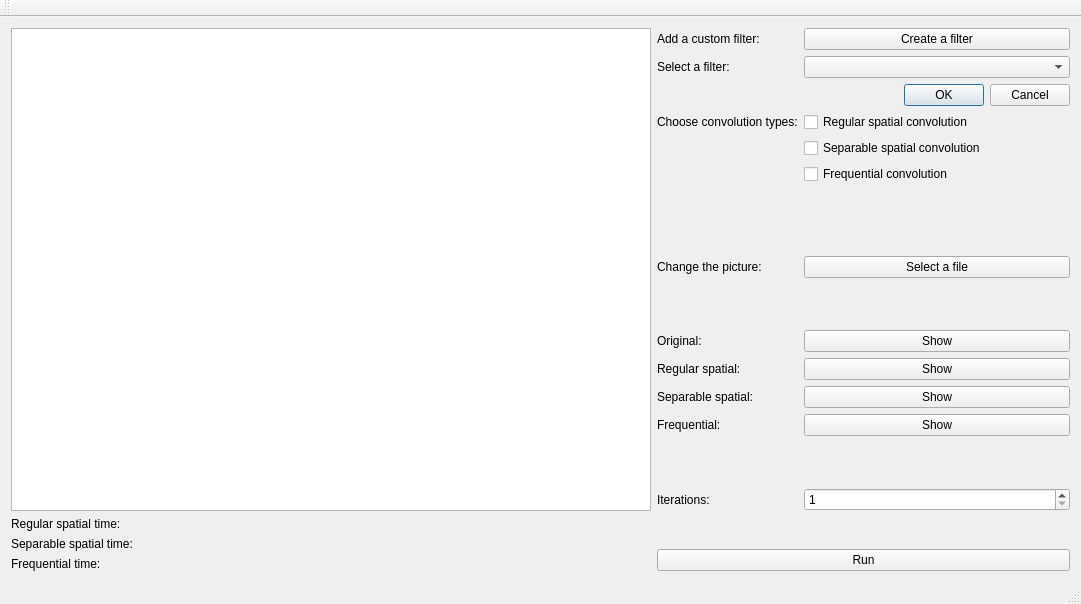
Above: GUI/mainwindow.ui from kohutjan/2DFFT before the change. Below: the same form after it.
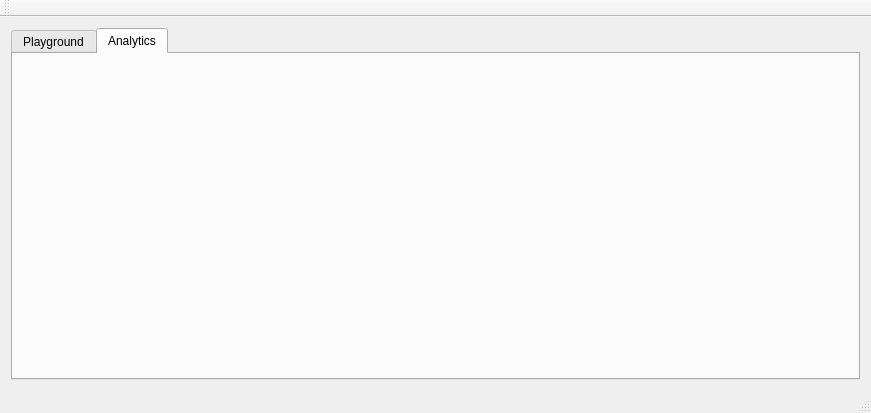
That is the form after the change.

Commit message: tabbed window

```diff
--- a/GUI/mainwindow.ui
+++ b/GUI/mainwindow.ui
@@ -6,8 +6,8 @@
    <rect>
     <x>0</x>
     <y>0</y>
-    <width>1081</width>
-    <height>604</height>
+    <width>871</width>
+    <height>413</height>
    </rect>
   </property>
   <property name="windowTitle">
@@ -15,299 +15,23 @@
   </property>
   <widget class="QWidget" name="centralWidget">
    <layout class="QGridLayout" name="gridLayout">
-    <item row="1" column="1">
-     <layout class="QVBoxLayout" name="run_layout">
-      <item>
-       <widget class="QLabel" name="run_err_label">
-        <property name="text">
-         <string/>
-        </property>
-       </widget>
-      </item>
-      <item>
-       <widget class="QPushButton" name="run_button">
-        <property name="text">
-         <string>Run</string>
-        </property>
-       </widget>
-      </item>
-     </layout>
-    </item>
-    <item row="1" column="0">
-     <layout class="QGridLayout" name="result_layout">
-      <item row="2" column="0">
-       <widget class="QLabel" name="freq_time_label">
-        <property name="text">
-         <string>Frequential time:</string>
-        </property>
-       </widget>
-      </item>
-      <item row="0" column="0">
-       <widget class="QLabel" name="regular_time_label">
-        <property name="text">
-         <string>Regular spatial time:</string>
-        </property>
-       </widget>
-      </item>
-      <item row="1" column="0">
-       <widget class="QLabel" name="separ_time_label">
-        <property name="text">
-         <string>Separable spatial time:</string>
-        </property>
-       </widget>
-      </item>
-      <item row="0" column="1">
-       <widget class="QLabel" name="regular_time_result_label">
-        <property name="minimumSize">
-         <size>
-          <width>500</width>
-          <height>0</height>
-         </size>
-        </property>
-        <property name="text">
-         <string/>
-        </property>
-       </widget>
-      </item>
-      <item row="1" column="1">
-       <widget class="QLabel" name="separ_time_result_label">
-        <property name="minimumSize">
-         <size>
-          <width>500</width>
-          <height>0</height>
-         </size>
-        </property>
-        <property name="text">
-         <string/>
-        </property>
-       </widget>
-      </item>
-      <item row="2" column="1">
-       <widget class="QLabel" name="freq_time_result_label">
-        <property name="minimumSize">
-         <size>
-          <width>500</width>
-          <height>0</height>
-         </size>
-        </property>
-        <property name="text">
-         <string/>
-        </property>
-       </widget>
-      </item>
-     </layout>
-    </item>
     <item row="0" column="0">
-     <widget class="QGraphicsView" name="picture_gview">
-      <property name="minimumSize">
-       <size>
-        <width>640</width>
-        <height>480</height>
-       </size>
+     <widget class="QTabWidget" name="tabWidget">
+      <property name="currentIndex">
+       <number>1</number>
       </property>
+      <widget class="QWidget" name="playground_tab">
+       <attribute name="title">
+        <string>Playground</string>
+       </attribute>
+      </widget>
+      <widget class="QWidget" name="analytics_tab">
+       <attribute name="title">
+        <string>Analytics</string>
+       </attribute>
+      </widget>
      </widget>
     </item>
-    <item row="0" column="1">
-     <layout class="QFormLayout" name="menu_layout">
-      <item row="1" column="0">
-       <widget class="QLabel" name="create_filter_label">
-        <property name="text">
-         <string>Add a custom filter:</string>
-        </property>
-       </widget>
-      </item>
-      <item row="1" column="1">
-       <widget class="QPushButton" name="create_filter_button">
-        <property name="text">
-         <string>Create a filter</string>
-        </property>
-       </widget>
-      </item>
-      <item row="2" column="0">
-       <widget class="QLabel" name="select_filter_label">
-        <property name="text">
-         <string>Select a filter:</string>
-        </property>
-       </widget>
-      </item>
-      <item row="2" column="1">
-       <widget class="QComboBox" name="select_filter_combobox"/>
-      </item>
-      <item row="4" column="0">
-       <widget class="QLabel" name="convo_types_label">
-        <property name="text">
-         <string>Choose convolution types:</string>
-        </property>
-       </widget>
-      </item>
-      <item row="4" column="1">
-       <widget class="QCheckBox" name="convo_type_regular_check">
-        <property name="text">
-         <string>Regular spatial convolution</string>
-        </property>
-       </widget>
-      </item>
-      <item row="5" column="1">
-       <widget class="QCheckBox" name="convo_type_separ_check">
-        <property name="text">
-         <string>Separable spatial convolution</string>
-        </property>
-       </widget>
-      </item>
-      <item row="6" column="1">
-       <widget class="QCheckBox" name="convo_type_freq_check">
-        <property name="text">
-         <string>Frequential convolution</string>
-        </property>
-       </widget>
-      </item>
-      <item row="7" column="0" colspan="2">
-       <spacer name="verticalSpacer">
-        <property name="orientation">
-         <enum>Qt::Vertical</enum>
-        </property>
-        <property name="sizeHint" stdset="0">
-         <size>
-          <width>20</width>
-          <height>60</height>
-         </size>
-        </property>
-       </spacer>
-      </item>
-      <item row="8" column="0">
-       <widget class="QLabel" name="change_pic_label">
-        <property name="text">
-         <string>Change the picture:</string>
-        </property>
-       </widget>
-      </item>
-      <item row="8" column="1">
-       <widget class="QPushButton" name="change_pic_button">
-        <property name="text">
-         <string>Select a file</string>
-        </property>
-       </widget>
-      </item>
-      <item row="9" column="0" colspan="2">
-       <spacer name="verticalSpacer_3">
-        <property name="orientation">
-         <enum>Qt::Vertical</enum>
-        </property>
-        <property name="sizeHint" stdset="0">
-         <size>
-          <width>20</width>
-          <height>25</height>
-         </size>
-        </property>
-       </spacer>
-      </item>
-      <item row="10" column="0">
-       <widget class="QLabel" name="show_orig_label">
-        <property name="text">
-         <string>Original:</string>
-        </property>
-       </widget>
-      </item>
-      <item row="10" column="1">
-       <widget class="QPushButton" name="show_orig_button">
-        <property name="text">
-         <string>Show</string>
-        </property>
-       </widget>
-      </item>
-      <item row="11" column="0">
-       <widget class="QLabel" name="show_regular_label">
-        <property name="text">
-         <string>Regular spatial:</string>
-        </property>
-       </widget>
-      </item>
-      <item row="11" column="1">
-       <widget class="QPushButton" name="show_regular_button">
-        <property name="text">
-         <string>Show</string>
-        </property>
-       </widget>
-      </item>
-      <item row="12" column="0">
-       <widget class="QLabel" name="show_separ_label">
-        <property name="text">
-         <string>Separable spatial:</string>
-        </property>
-       </widget>
-      </item>
-      <item row="12" column="1">
-       <widget class="QPushButton" name="show_separ_button">
-        <property name="text">
-         <string>Show</string>
-        </property>
-       </widget>
-      </item>
-      <item row="13" column="0">
-       <widget class="QLabel" name="show_freq_label">
-        <property name="text">
-         <string>Frequential:</string>
-        </property>
-       </widget>
-      </item>
-      <item row="13" column="1">
-       <widget class="QPushButton" name="show_freq_button">
-        <property name="text">
-         <string>Show</string>
-        </property>
-       </widget>
-      </item>
-      <item row="14" column="0" colspan="2">
-       <spacer name="verticalSpacer_2">
-        <property name="orientation">
-         <enum>Qt::Vertical</enum>
-        </property>
-        <property name="sizeHint" stdset="0">
-         <size>
-          <width>20</width>
-          <height>40</height>
-         </size>
-        </property>
-       </spacer>
-      </item>
-      <item row="15" column="0">
-       <widget class="QLabel" name="iters_label">
-        <property name="text">
-         <string>Iterations:</string>
-        </property>
-       </widget>
-      </item>
-      <item row="15" column="1">
-       <widget class="QSpinBox" name="iters_spinbox">
-        <property name="minimum">
-         <number>1</number>
-        </property>
-        <property name="maximum">
-         <number>99999</number>
-        </property>
-       </widget>
-      </item>
-      <item row="3" column="1">
-       <widget class="QDialogButtonBox" name="select_filter_dialog">
-        <property name="sizePolicy">
-         <sizepolicy hsizetype="Expanding" vsizetype="Fixed">
-          <horstretch>0</horstretch>
-          <verstretch>0</verstretch>
-         </sizepolicy>
-        </property>
-        <property name="layoutDirection">
-         <enum>Qt::LeftToRight</enum>
-        </property>
-        <property name="standardButtons">
-         <set>QDialogButtonBox::Cancel|QDialogButtonBox::Ok</set>
-        </property>
-        <property name="centerButtons">
-         <bool>false</bool>
-        </property>
-       </widget>
-      </item>
-     </layout>
-    </item>
    </layout>
   </widget>
   <widget class="QToolBar" name="mainToolBar">
```
